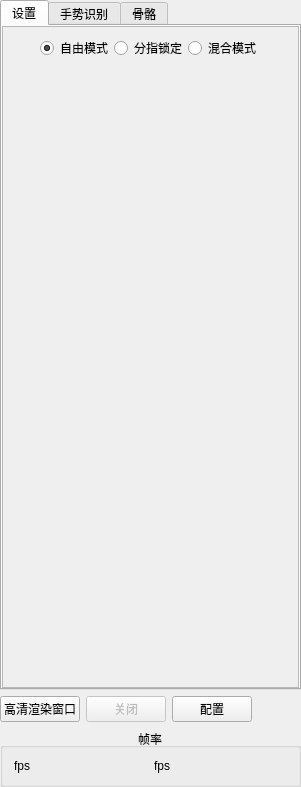
Above: ui/h2Widget.ui from FOHEART/MotionGloveUI before the change. Below: the same form after it.
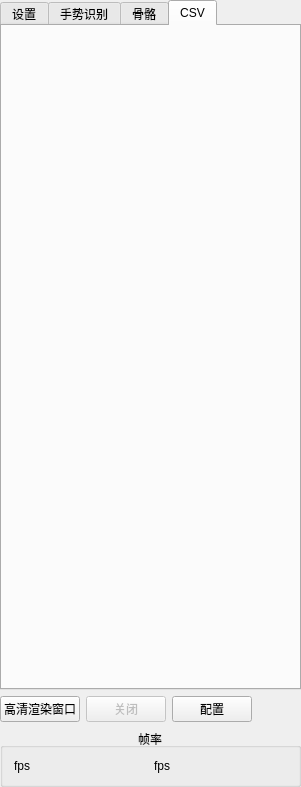
That is the form after the change.

```diff
--- a/ui/h2Widget.ui
+++ b/ui/h2Widget.ui
@@ -110,7 +110,7 @@
       </sizepolicy>
      </property>
      <property name="currentIndex">
-      <number>0</number>
+      <number>3</number>
      </property>
      <widget class="QWidget" name="tab_1">
       <attribute name="title">
@@ -331,6 +331,31 @@
        </item>
       </layout>
      </widget>
+     <widget class="QWidget" name="tab_csv">
+      <attribute name="title">
+       <string>CSV</string>
+      </attribute>
+      <layout class="QVBoxLayout" name="verticalLayout_4">
+       <property name="spacing">
+        <number>0</number>
+       </property>
+       <property name="leftMargin">
+        <number>0</number>
+       </property>
+       <property name="topMargin">
+        <number>0</number>
+       </property>
+       <property name="rightMargin">
+        <number>0</number>
+       </property>
+       <property name="bottomMargin">
+        <number>0</number>
+       </property>
+       <item>
+        <layout class="QVBoxLayout" name="verticalLayout_3"/>
+       </item>
+      </layout>
+     </widget>
     </widget>
    </item>
    <item row="5" column="0">
```
